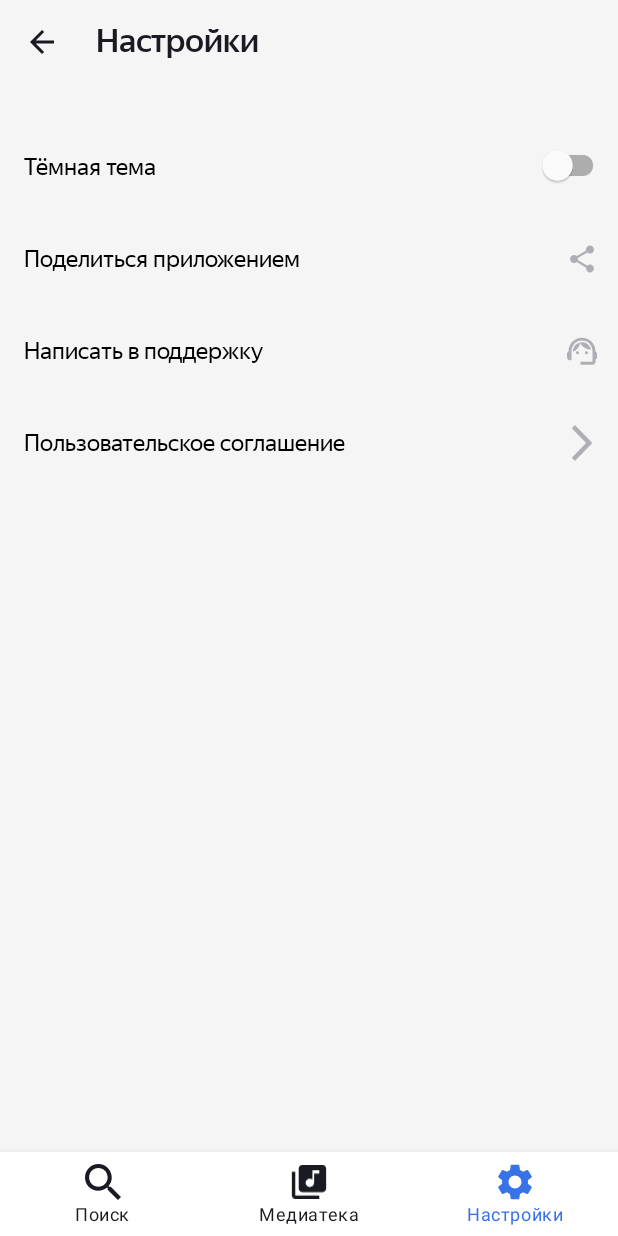
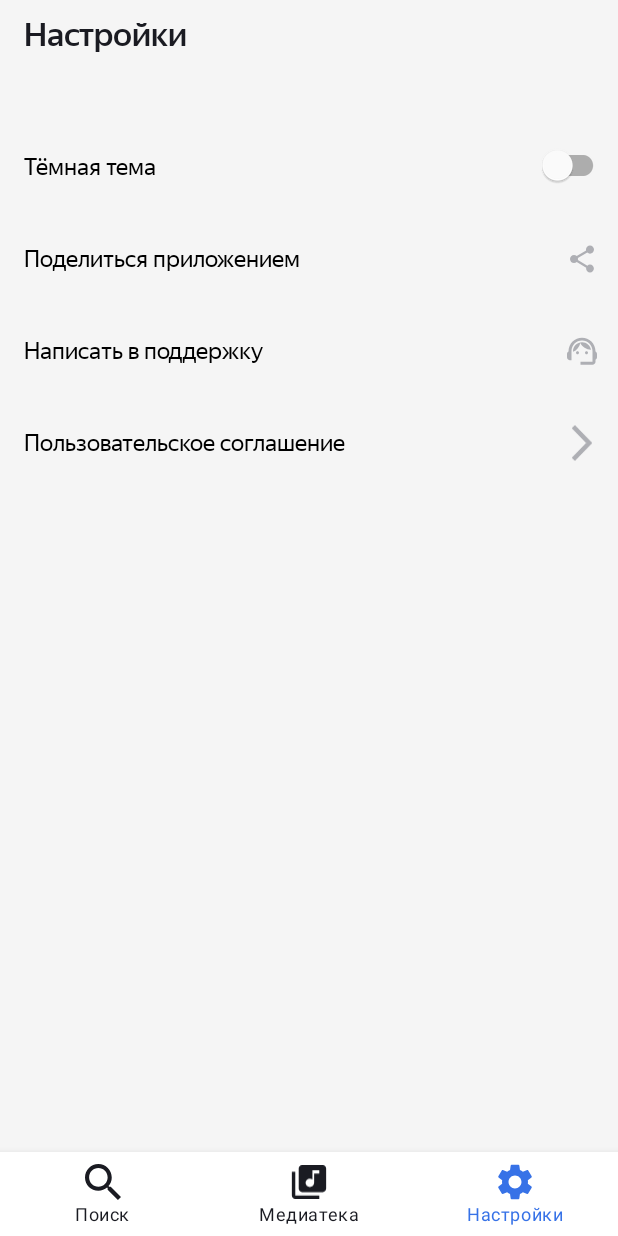
Before and after one commit to void-85/Playlist-Maker, an Android app: the SettingsFragment screen opened through its navigation route, on a phone screen of 412 x 824 dp. Run offline under Robolectric (Android 15) with nearby library versions, the phone set to English and light mode, and no system bars; our stand-ins replace navigation-ui.

Commit message:
#108 s19 monkeyCoding copyPaste...

```diff
--- a/app/src/main/java/com/example/playlistmaker/di/ViewModelModule.kt
+++ b/app/src/main/java/com/example/playlistmaker/di/ViewModelModule.kt
@@ -3,7 +3,7 @@ package com.example.playlistmaker.di
 
 import com.example.playlistmaker.ui.fragsHolderActivity.ui.library.childFragmentsVM.FavSongsFragmentViewModel
 import com.example.playlistmaker.ui.fragsHolderActivity.ui.library.childFragmentsVM.PlaylistsFragmentViewModel
-import com.example.playlistmaker.ui.main.vm.MainActivityViewModel
+import com.example.playlistmaker.ui.fragsHolderActivity.FragsHolderActivityViewModel
 import com.example.playlistmaker.ui.player.vm.MediaActivityViewModel
 import com.example.playlistmaker.ui.search.vm.SearchActivityViewModel
 import com.example.playlistmaker.ui.fragsHolderActivity.ui.settings.SettingsFragmentViewModel
@@ -14,7 +14,7 @@ import org.koin.dsl.module
 val viewModuleModule = module {
 
     viewModel{
-        MainActivityViewModel(get())
+        FragsHolderActivityViewModel(get())
     }
 
     viewModel{
--- a/app/src/main/java/com/example/playlistmaker/ui/fragsHolderActivity/FragsHolderActivity.kt
+++ b/app/src/main/java/com/example/playlistmaker/ui/fragsHolderActivity/FragsHolderActivity.kt
@@ -3,20 +3,36 @@ package com.example.playlistmaker.ui.fragsHolderActivity
 import android.os.Bundle
 import com.google.android.material.bottomnavigation.BottomNavigationView
 import androidx.appcompat.app.AppCompatActivity
+import androidx.appcompat.app.AppCompatDelegate
 import androidx.navigation.fragment.NavHostFragment
 import androidx.navigation.ui.setupWithNavController
 import com.example.playlistmaker.R
 import com.example.playlistmaker.databinding.ActivityFragsHolderBinding
+import org.koin.androidx.viewmodel.ext.android.viewModel
 
 class FragsHolderActivity : AppCompatActivity() {
 
     private lateinit var binding: ActivityFragsHolderBinding
+    private val viewModel by viewModel<FragsHolderActivityViewModel>()
+
+    val setTheme: ((Boolean) -> Unit) = { darkThemeEnabled ->
+        AppCompatDelegate.setDefaultNightMode(
+            if (darkThemeEnabled) {
+                AppCompatDelegate.MODE_NIGHT_YES
+            } else {
+                AppCompatDelegate.MODE_NIGHT_NO
+            }
+        )
+    }
 
     override fun onCreate(savedInstanceState: Bundle?) {
         super.onCreate(savedInstanceState)
 
         binding = ActivityFragsHolderBinding.inflate(layoutInflater)
         setContentView(binding.root)
+
+        viewModel.setThemeSwitchFun( setTheme )
+        viewModel.applyCurrentTheme()
 
         val navView: BottomNavigationView = binding.navView
         navView.selectedItemId = R.id.libraryFragment
--- a/app/src/main/java/com/example/playlistmaker/ui/main/vm/MainActivityViewModel.kt
+++ b/app/src/main/java/com/example/playlistmaker/ui/fragsHolderActivity/FragsHolderActivityViewModel.kt
@@ -1,4 +1,4 @@
-package com.example.playlistmaker.ui.main.vm
+package com.example.playlistmaker.ui.fragsHolderActivity
 
 
 import androidx.lifecycle.ViewModel
@@ -6,7 +6,7 @@ import androidx.lifecycle.ViewModel
 import com.example.playlistmaker.domain.api.ThemeInteractor
 
 
-class MainActivityViewModel(
+class FragsHolderActivityViewModel(
     private val themeInteractor: ThemeInteractor
 ) : ViewModel() {
 
--- a/app/src/main/java/com/example/playlistmaker/ui/fragsHolderActivity/ui/library/LibraryFragment.kt
+++ b/app/src/main/java/com/example/playlistmaker/ui/fragsHolderActivity/ui/library/LibraryFragment.kt
@@ -36,7 +36,8 @@ class LibraryFragment : Fragment() {
 
         binding.mediaLibraryViewPager.adapter =
             FragmentsAdapter(
-                requireActivity().supportFragmentManager,
+                //requireActivity().supportFragmentManager,
+                childFragmentManager,
                 lifecycle
             )
 
--- a/app/src/main/java/com/example/playlistmaker/ui/main/act/MainActivity.kt
+++ b/app/src/main/java/com/example/playlistmaker/ui/main/act/MainActivity.kt
@@ -12,13 +12,13 @@ import com.example.playlistmaker.databinding.ActivityMainBinding
 import com.example.playlistmaker.ui.fragsHolderActivity.ui.library.LibraryFragment
 import com.example.playlistmaker.ui.search.act.SearchActivity
 import com.example.playlistmaker.ui.fragsHolderActivity.ui.settings.SettingsFragment
-import com.example.playlistmaker.ui.main.vm.MainActivityViewModel
+import com.example.playlistmaker.ui.fragsHolderActivity.FragsHolderActivityViewModel
 
 
 class MainActivity : AppCompatActivity() {
 
     private lateinit var binding: ActivityMainBinding
-    private val viewModel by viewModel<MainActivityViewModel>()
+    private val viewModel by viewModel<FragsHolderActivityViewModel>()
 
     private val setTheme: ((Boolean) -> Unit) = { darkThemeEnabled ->
         AppCompatDelegate.setDefaultNightMode(
@@ -31,8 +31,8 @@ class MainActivity : AppCompatActivity() {
     }
 
     override fun onCreate(savedInstanceState: Bundle?) {
+        super.onCreate(savedInstanceState)
 
-        super.onCreate(savedInstanceState)
         binding = ActivityMainBinding.inflate(layoutInflater)
         setContentView(binding.root)
 
--- a/app/src/main/res/layout/fragment_settings.xml
+++ b/app/src/main/res/layout/fragment_settings.xml
@@ -1,61 +1,33 @@
 <?xml version="1.0" encoding="utf-8"?>
 
-<LinearLayout
-    xmlns:android="http://schemas.android.com/apk/res/android"
+<LinearLayout xmlns:android="http://schemas.android.com/apk/res/android"
     xmlns:app="http://schemas.android.com/apk/res-auto"
-
     android:layout_width="match_parent"
     android:layout_height="match_parent"
-
-    android:orientation="vertical"
-    android:background="@color/settings_screen_background">
-
+    android:background="@color/settings_screen_background"
+    android:orientation="vertical">
 
     <FrameLayout
         android:layout_width="match_parent"
         android:layout_height="@dimen/settings_header_size">
 
-        <!-- BIGGER CLICK AREA -->
-        <FrameLayout
-            android:id="@+id/settings_go_back_button"
-
-            android:layout_width="@dimen/settings_back_button_click_area"
-            android:layout_height="@dimen/settings_back_button_click_area"
-        />
-
-        <ImageView
-            android:layout_width="16dp"
-            android:layout_height="16dp"
-
-            android:layout_marginStart="20dp"
-            android:layout_marginTop="20dp"
-
-            android:src="@drawable/back_icon"
-            android:contentDescription="@string/settings_back_button_description"
-        />
-
         <TextView
+            style="@style/main_font"
             android:layout_width="wrap_content"
             android:layout_height="wrap_content"
-
-            android:layout_marginStart="64dp"
-            android:layout_marginTop="14dp"
-
+            android:layout_marginStart="16dp"
+            android:layout_marginTop="10dp"
             android:text="@string/settings_header"
-            android:textColor="@color/settings_screen_header"
-            style="@style/main_font"
-        />
+            android:textColor="@color/settings_screen_header" />
     </FrameLayout>
-
 
     <FrameLayout
         android:layout_width="match_parent"
         android:layout_height="@dimen/settings_parameters_size">
 
         <TextView
-            android:text="@string/settings_switch_to_dark_theme"
             style="@style/settings_screen_items_text"
-        />
+            android:text="@string/settings_switch_to_dark_theme" />
 
         <!--
         <androidx.appcompat.widget.SwitchCompat
@@ -71,21 +43,14 @@
         />
         -->
 
-
         <com.google.android.material.switchmaterial.SwitchMaterial
             android:id="@+id/settings_theme_switcher"
-
             android:layout_width="56dp"
             android:layout_height="40dp"
-
             android:layout_gravity="end"
-            android:layout_marginEnd="6dp"
             android:layout_marginTop="10dp"
-        />
-
-
+            android:layout_marginEnd="6dp" />
     </FrameLayout>
-
 
     <FrameLayout
         android:layout_width="match_parent"
@@ -96,19 +61,16 @@
             android:id="@+id/settings_share_app_button"
             android:layout_width="@dimen/settings_icon_click_area"
             android:layout_height="@dimen/settings_icon_click_area"
-            android:layout_gravity="end"
-        />
+            android:layout_gravity="end" />
 
         <TextView
-            android:text="@string/settings_share_app"
             style="@style/settings_screen_items_text"
-        />
+            android:text="@string/settings_share_app" />
 
         <ImageView
-            android:src="@drawable/share_icon"
+            style="@style/settings_screen_items_icons"
             android:contentDescription="@string/settings_share_app"
-            style="@style/settings_screen_items_icons"
-        />
+            android:src="@drawable/share_icon" />
     </FrameLayout>
 
 
@@ -121,19 +83,16 @@
             android:id="@+id/settings_support_button"
             android:layout_width="@dimen/settings_icon_click_area"
             android:layout_height="@dimen/settings_icon_click_area"
-            android:layout_gravity="end"
-        />
+            android:layout_gravity="end" />
 
         <TextView
-            android:text="@string/settings_support"
             style="@style/settings_screen_items_text"
-        />
+            android:text="@string/settings_support" />
 
         <ImageView
-            android:src="@drawable/support_icon"
+            style="@style/settings_screen_items_icons"
             android:contentDescription="@string/settings_support"
-            style="@style/settings_screen_items_icons"
-        />
+            android:src="@drawable/support_icon" />
     </FrameLayout>
 
 
@@ -146,19 +105,16 @@
             android:id="@+id/settings_user_agreement_button"
             android:layout_width="@dimen/settings_icon_click_area"
             android:layout_height="@dimen/settings_icon_click_area"
-            android:layout_gravity="end"
-        />
+            android:layout_gravity="end" />
 
         <TextView
-            android:text="@string/settings_user_agreement"
             style="@style/settings_screen_items_text"
-        />
+            android:text="@string/settings_user_agreement" />
 
         <ImageView
-            android:src="@drawable/next_icon"
+            style="@style/settings_screen_items_icons"
             android:contentDescription="@string/settings_user_agreement"
-            style="@style/settings_screen_items_icons"
-        />
+            android:src="@drawable/next_icon" />
     </FrameLayout>
 
 </LinearLayout>
```
